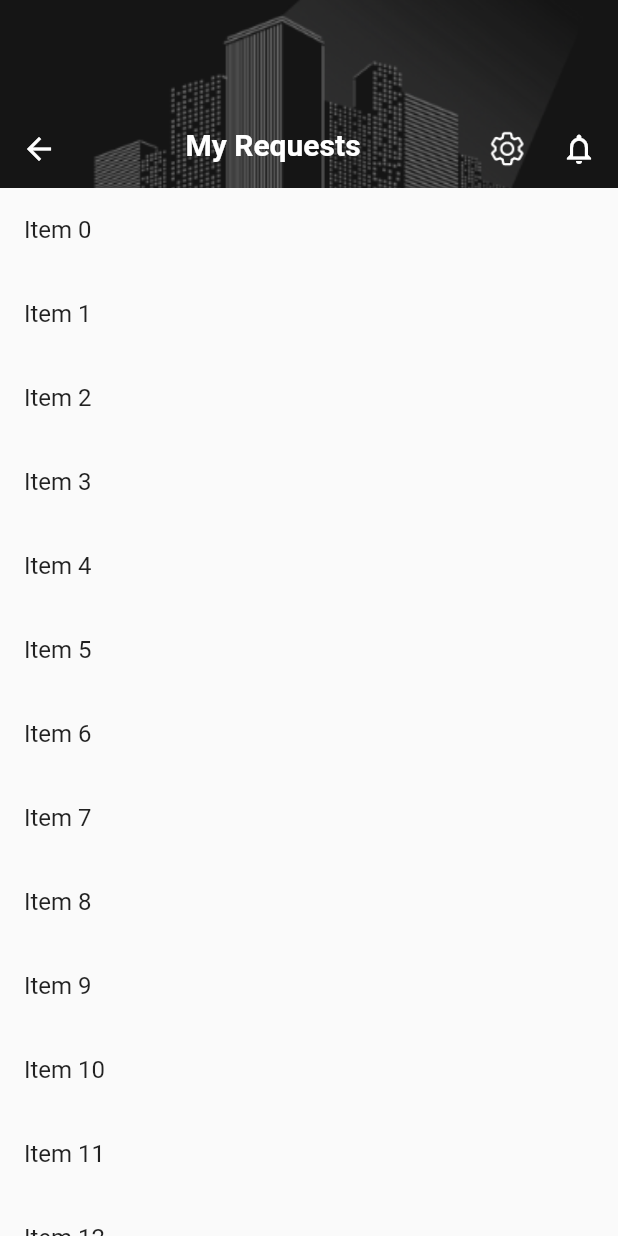
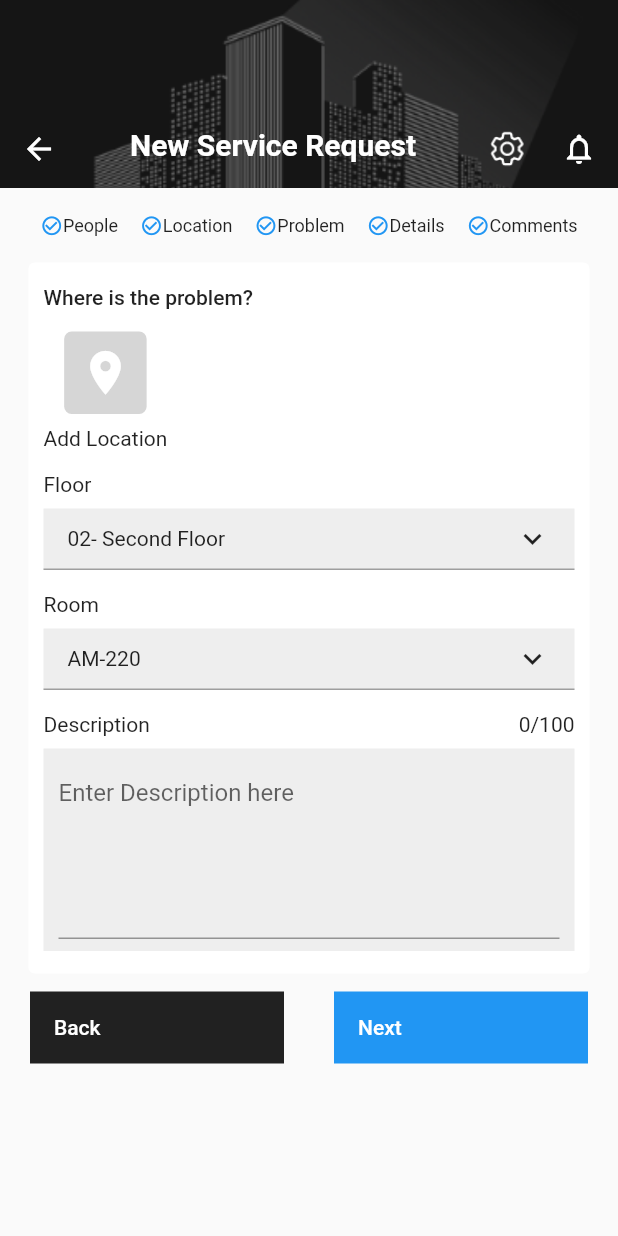
Before and after one commit to abh0440/flutter-multiOS-poc, a Flutter app: the screen it shows after launch, on a phone screen of 412 x 824 dp. Run offline on Flutter 3.47's test engine with Material 2 defaults, Android fonts, the phone set to English and light mode, and no system bars.

Commit message:
Added new components

```diff
--- a/lib/main.dart
+++ b/lib/main.dart
@@ -1,5 +1,11 @@
 import 'package:flutter/material.dart';
 import 'package:flutter/cupertino.dart';
+import 'package:multi_os_poc/widgets/add_location.dart';
+import 'package:multi_os_poc/widgets/customAppBar.dart';
+import 'package:multi_os_poc/widgets/custom_button.dart';
+import 'package:multi_os_poc/widgets/custom_dropdown.dart';
+import 'package:multi_os_poc/widgets/custom_textarea.dart';
+import 'package:multi_os_poc/widgets/service_req_sections.dart';
 
 void main() {
   runApp(MyApp());
@@ -33,6 +39,7 @@ class _MyHomePageState extends State<MyHomePage> {
   @override
   Widget build(BuildContext context) {
     return Scaffold(
+      backgroundColor: Colors.grey[250],
       body: SafeArea(
         top: false,
         child: CustomScrollView(
@@ -42,67 +49,105 @@ class _MyHomePageState extends State<MyHomePage> {
               pinned: true,
               snap: false,
               expandedHeight: 125,
-                flexibleSpace: Stack(
-                  alignment: AlignmentDirectional.topStart,
-                  fit: StackFit.expand,
+              flexibleSpace: CustomAppBar(
+                appBarTitle: "New Service Request",
+              ),
+            ),
+            SliverToBoxAdapter(
+              child: Container(
+                width: MediaQuery.of(context).size.width,
+                padding: EdgeInsets.all(15.0),
+                child: Column(
+                  crossAxisAlignment: CrossAxisAlignment.start,
                   children: [
                     Container(
-                      decoration: BoxDecoration(
-                        image: DecorationImage(
-                          image: AssetImage("assets/black.png"),
-                          fit: BoxFit.cover,
+                      child: Column(
+                        children: [
+                          ServiceRequestSections(),
+                          Card(
+                            elevation: 0.0,
+                            child: Container(
+                              width: MediaQuery.of(context).size.width,
+                              padding: EdgeInsets.symmetric(
+                                vertical: 15.0,
+                                horizontal: 10.0,
                               ),
+                              child: Column(
+                                crossAxisAlignment: CrossAxisAlignment.start,
+                                children: [
+                                  Text(
+                                    "Where is the problem?",
+                                    style:
+                                        TextStyle(fontWeight: FontWeight.w500),
+                                  ),
+                                  Padding(
+                                    padding: const EdgeInsets.only(top: 15.0),
+                                    child: AddLocation(),
+                                  ),
+                                  Padding(
+                                    padding: const EdgeInsets.only(top: 15.0),
+                                    child: CustomDropdown(
+                                      title: "Floor",
+                                      selectedItem: "02- Second Floor",
+                                      dList: <String>[
+                                        "02- Second Floor",
+                                        "03- Third Floor",
+                                        "04- Fourth Floor",
+                                        "05- Fifth Floor"
+                                      ],
                                     ),
                                   ),
                                   Padding(
-                      padding: EdgeInsets.all(2.0),
-                      child: Row(
-                        crossAxisAlignment: CrossAxisAlignment.end,
-                        mainAxisAlignment: MainAxisAlignment.spaceBetween,
-                        children: [
-                          IconButton(
-                            color: Colors.white,
-                            icon: Icon(Icons.arrow_back),
-                            onPressed: () {},
+                                    padding: const EdgeInsets.only(top: 15.0),
+                                    child: CustomDropdown(
+                                      title: "Room",
+                                      selectedItem: "AM-220",
+                                      dList: <String>[
+                                        "AM-12",
+                                        "AM-323",
+                                        "AM-21"
+                                      ],
+                                    ),
                                   ),
                                   Padding(
-                            padding: EdgeInsets.all(15.0),
-                            child: Text(
-                              "My Requests",
-                              style: TextStyle(
-                                fontSize: 20.0,
-                                color: Colors.white,
-                                fontWeight: FontWeight.w600,
+                                    padding: const EdgeInsets.only(top: 15.0),
+                                    child: CustomCountingTextarea(
+                                      title: "Description",
                                     ),
-                            ),
-                          ),
-                          Row(
-                            children: [
-                              IconButton(
-                                color: Colors.white,
-                                icon: Image.asset(
-                                  "assets/settings.png",
-                                  width: 25.0,
-                                  height: 25.0,
-                                ),
-                                onPressed: () {},
-                              ),
-                              IconButton(
-                                color: Colors.white,
-                                icon: Icon(Icons.notifications_none),
-                                onPressed: () {},
-                              ),
-                            ],
                                   )
                                 ],
                               ),
                             ),
+                          ),
                         ],
-                )),
-            SliverList(
-              delegate: SliverChildBuilderDelegate((_, i) {
-                return ListTile(title: Text("Item $i"));
-              }, childCount: 20),
+                      ),
+                    ),
+                    Container(
+                      padding:
+                          EdgeInsets.symmetric(horizontal: 5.0, vertical: 8.0),
+                      child: Row(
+                        mainAxisAlignment: MainAxisAlignment.spaceBetween,
+                        children: [
+                          CustomButton(
+                            btnText: "Back",
+                            btnColor: Colors.black87,
+                            textColor: Colors.white,
+                            btnFunction: () {},
+                          ),
+                          CustomButton(
+                            btnText: "Next",
+                            btnColor: Colors.blue,
+                            textColor: Colors.white,
+                            btnFunction: () {
+                              print("Next");
+                            },
+                          ),
+                        ],
+                      ),
+                    )
+                  ],
+                ),
+              ),
             ),
           ],
         ),
--- /dev/null
+++ b/lib/widgets/add_location.dart
@@ -0,0 +1,31 @@
+import 'package:flutter/material.dart';
+
+class AddLocation extends StatelessWidget {
+  const AddLocation({Key key}) : super(key: key);
+
+  @override
+  Widget build(BuildContext context) {
+    return Container(
+      child: Column(
+        children: [
+          Container(
+            decoration: BoxDecoration(
+              borderRadius: BorderRadius.circular(5.0),
+              color: Colors.grey[350],
+            ),
+            padding: EdgeInsets.all(10.0),
+            child: Icon(
+              Icons.location_on,
+              size: 35,
+              color: Colors.white,
+            ),
+          ),
+          Padding(
+            padding: const EdgeInsets.only(top: 8.0),
+            child: Text("Add Location"),
+          )
+        ],
+      ),
+    );
+  }
+}
--- /dev/null
+++ b/lib/widgets/customAppBar.dart
@@ -0,0 +1,68 @@
+import 'package:flutter/material.dart';
+
+class CustomAppBar extends StatelessWidget {
+  final String appBarTitle;
+
+  const CustomAppBar({Key key, this.appBarTitle}) : super(key: key);
+
+  @override
+  Widget build(BuildContext context) {
+    return Stack(
+      alignment: AlignmentDirectional.topStart,
+      fit: StackFit.expand,
+      children: [
+        Container(
+          decoration: BoxDecoration(
+            image: DecorationImage(
+              image: AssetImage("assets/black.png"),
+              fit: BoxFit.cover,
+            ),
+          ),
+        ),
+        Padding(
+          padding: EdgeInsets.all(2.0),
+          child: Row(
+            crossAxisAlignment: CrossAxisAlignment.end,
+            mainAxisAlignment: MainAxisAlignment.spaceBetween,
+            children: [
+              IconButton(
+                color: Colors.white,
+                icon: Icon(Icons.arrow_back),
+                onPressed: () {},
+              ),
+              Padding(
+                padding: EdgeInsets.all(15.0),
+                child: Text(
+                  appBarTitle,
+                  style: TextStyle(
+                    fontSize: 20.0,
+                    color: Colors.white,
+                    fontWeight: FontWeight.w600,
+                  ),
+                ),
+              ),
+              Row(
+                children: [
+                  IconButton(
+                    color: Colors.white,
+                    icon: Image.asset(
+                      "assets/settings.png",
+                      width: 25.0,
+                      height: 25.0,
+                    ),
+                    onPressed: () {},
+                  ),
+                  IconButton(
+                    color: Colors.white,
+                    icon: Icon(Icons.notifications_none),
+                    onPressed: () {},
+                  ),
+                ],
+              )
+            ],
+          ),
+        ),
+      ],
+    );
+  }
+}
--- /dev/null
+++ b/lib/widgets/custom_button.dart
@@ -0,0 +1,41 @@
+import 'package:flutter/material.dart';
+
+class CustomButton extends StatefulWidget {
+  String btnText;
+  Color btnColor;
+  Color textColor;
+  Function btnFunction;
+
+  CustomButton({
+    Key key,
+    this.btnText,
+    this.btnColor,
+    this.textColor,
+    this.btnFunction,
+  }) : super(key: key);
+
+  @override
+  _CustomButtonState createState() => _CustomButtonState();
+}
+
+class _CustomButtonState extends State<CustomButton> {
+  @override
+  Widget build(BuildContext context) {
+    return Container(
+      alignment: Alignment.centerLeft,
+      color: widget.btnColor,
+      child: MaterialButton(
+        onPressed: widget.btnFunction,
+        child: Container(
+          width: MediaQuery.of(context).size.width / 3,
+          child: Text(
+            widget.btnText,
+            style: TextStyle(
+              color: widget.textColor,
+            ),
+          ),
+        ),
+      ),
+    );
+  }
+}
--- /dev/null
+++ b/lib/widgets/custom_dropdown.dart
@@ -0,0 +1,154 @@
+import 'package:flutter/material.dart';
+
+class CustomDropdown extends StatefulWidget {
+  final String title;
+  String selectedItem;
+  List<String> dList;
+
+  CustomDropdown({Key key, this.title, this.selectedItem, this.dList})
+      : super(key: key);
+
+  @override
+  _CustomDropdownState createState() => _CustomDropdownState();
+}
+
+class _CustomDropdownState extends State<CustomDropdown> {
+  bool isDropdownOpened = false;
+  GlobalKey actionKey;
+  double height, width, xPosition, yPosition;
+  OverlayEntry floatingDropdown;
+
+  @override
+  void initState() {
+    super.initState();
+    actionKey = LabeledGlobalKey(widget.selectedItem);
+  }
+
+  void findDropdownData() {
+    RenderBox renderBox = actionKey.currentContext.findRenderObject();
+    height = renderBox.size.height;
+    width = renderBox.size.width;
+    Offset offset = renderBox.localToGlobal(Offset.zero);
+    xPosition = offset.dx;
+    yPosition = offset.dy;
+    print(" $height, $width, $xPosition, $yPosition ");
+  }
+
+  OverlayEntry _createFloatingDropdown() {
+    return OverlayEntry(
+      builder: (context) {
+        return Positioned(
+          left: xPosition,
+          width: width,
+          top: yPosition + height,
+          child: Card(
+            elevation: 5,
+            child: Container(
+              child: Column(
+                children: buildDropdownItemList(
+                    itemList: widget.dList,
+                    itemHeight: height,
+                    itemWidth: width),
+              ),
+            ),
+          ),
+        );
+      },
+    );
+  }
+
+  @override
+  Widget build(BuildContext context) {
+    return Container(
+      child: Column(
+        crossAxisAlignment: CrossAxisAlignment.start,
+        children: [
+          Text(widget.title),
+          Padding(
+            padding: const EdgeInsets.only(top: 8.0),
+            child: GestureDetector(
+              key: actionKey,
+              onTap: () {
+                setState(() {
+                  if (isDropdownOpened) {
+                    floatingDropdown.remove();
+                  } else {
+                    findDropdownData();
+                    floatingDropdown = _createFloatingDropdown();
+                    Overlay.of(context).insert(floatingDropdown);
+                  }
+                  isDropdownOpened = !isDropdownOpened;
+                });
+              },
+              child: Container(
+                decoration: BoxDecoration(
+                  border: Border(
+                      bottom: BorderSide(
+                    color: Colors.grey,
+                  )),
+                  color: Colors.grey[200],
+                ),
+                padding: EdgeInsets.symmetric(vertical: 8, horizontal: 16),
+                child: Row(
+                  children: [
+                    Text(widget.selectedItem),
+                    Spacer(),
+                    Icon(isDropdownOpened
+                        ? Icons.keyboard_arrow_up
+                        : Icons.keyboard_arrow_down)
+                  ],
+                ),
+              ),
+            ),
+          )
+        ],
+      ),
+    );
+  }
+
+  buildDropdownItemList(
+      {List<String> itemList, double itemHeight, double itemWidth}) {
+    List<Widget> itemWidgetList = new List();
+    itemList.forEach(
+      (element) {
+        //building individual item widget and adding it to the items widget list
+        itemWidgetList.add(
+          GestureDetector(
+            onTap: () {
+              setState(() {
+                widget.selectedItem = element;
+                floatingDropdown.remove();
+                isDropdownOpened = !isDropdownOpened;
+              });
+            },
+            child: new Container(
+              height: itemHeight,
+              width: itemWidth,
+              color: Colors.grey[200],
+              child: Column(
+                mainAxisAlignment: MainAxisAlignment.spaceBetween,
+                crossAxisAlignment: CrossAxisAlignment.start,
+                children: <Widget>[
+                  Container(
+                    height: itemHeight - 0.25,
+                    padding: EdgeInsets.only(left: 16.0),
+                    alignment: Alignment.centerLeft,
+                    child: Text(
+                      element,
+                    ),
+                  ),
+                  Container(
+                    height: 0.25,
+                    width: itemWidth,
+                    color: Colors.grey,
+                  )
+                ],
+              ),
+            ),
+          ),
+        );
+      },
+    );
+    return itemWidgetList;
+  }
+}
--- /dev/null
+++ b/lib/widgets/custom_textarea.dart
@@ -0,0 +1,77 @@
+import 'package:flutter/material.dart';
+import 'package:flutter/services.dart';
+
+class CustomCountingTextarea extends StatefulWidget {
+  String title;
+  CustomCountingTextarea({
+    Key key,
+    this.title,
+  }) : super(key: key);
+
+  @override
+  _CustomCountingTextStatearea createState() => _CustomCountingTextStatearea();
+}
+
+class _CustomCountingTextStatearea extends State<CustomCountingTextarea> {
+  int textCount = 0;
+
+  TextEditingController _textFieldController = TextEditingController();
+
+  @override
+  Widget build(BuildContext context) {
+    return Container(
+      child: Column(
+        crossAxisAlignment: CrossAxisAlignment.start,
+        children: [
+          Row(
+            children: [
+              Text(widget.title),
+              Spacer(),
+              Text("$textCount/100"),
+            ],
+          ),
+          Padding(
+            padding: const EdgeInsets.only(top: 8.0),
+            child: Container(
+              padding: EdgeInsets.symmetric(horizontal: 10.0, vertical: 8.0),
+              color: Colors.grey[200],
+              child: TextField(
+                readOnly: textCount > 10 ? true : false,
+                maxLines: 5,
+                controller: _textFieldController,
+                onChanged: (value) {
+                  List<String> totalWords = value.trim().split(" ");
+                  if (_textFieldController.text.isEmpty) {
+                    setState(() {
+                      textCount = 0;
+                    });
+                  } else {
+                    if (totalWords.length > 100) {
+                      totalWords.removeLast();
+
+                      print(totalWords.last);
+                      print(totalWords.length);
+
+                      print(totalWords.join(" "));
+
+                      _textFieldController.text = totalWords.join(" ");
+                    } else {
+                      setState(() {
+                        textCount = totalWords.length;
+                      });
+                    }
+                  }
+                },
+                cursorColor: Colors.grey,
+                decoration: InputDecoration(
+                  focusedBorder: InputBorder.none,
+                  hintText: "Enter Description here",
+                ),
+              ),
+            ),
+          ),
+        ],
+      ),
+    );
+  }
+}
--- /dev/null
+++ b/lib/widgets/service_req_sections.dart
@@ -0,0 +1,48 @@
+import 'package:flutter/material.dart';
+
+class ServiceRequestSections extends StatefulWidget {
+  ServiceRequestSections({Key key}) : super(key: key);
+
+  @override
+  ServiceRequestSectionsState createState() => ServiceRequestSectionsState();
+}
+
+class ServiceRequestSectionsState extends State<ServiceRequestSections> {
+  @override
+  Widget build(BuildContext context) {
+    return Container(
+      padding: EdgeInsets.only(bottom: 10.0),
+      child: Row(
+        mainAxisAlignment: MainAxisAlignment.spaceEvenly,
+        children: [
+          _buildSections(Icons.check_circle_outline, "People"),
+          _buildSections(Icons.check_circle_outline, "Location"),
+          _buildSections(Icons.check_circle_outline, "Problem"),
+          _buildSections(Icons.check_circle_outline, "Details"),
+          _buildSections(Icons.check_circle_outline, "Comments"),
+        ],
+      ),
+    );
+  }
+
+  Widget _buildSections(IconData iconData, String section) {
+    return Padding(
+      padding: const EdgeInsets.all(3.0),
+      child: Row(
+        children: [
+          Icon(
+            iconData,
+            size: 15,
+            color: Colors.blue,
+          ),
+          Text(
+            section,
+            style: TextStyle(
+              fontSize: 12.0,
+            ),
+          ),
+        ],
+      ),
+    );
+  }
+}
```
Lines whose indentation alone changed are shown as unchanged.
